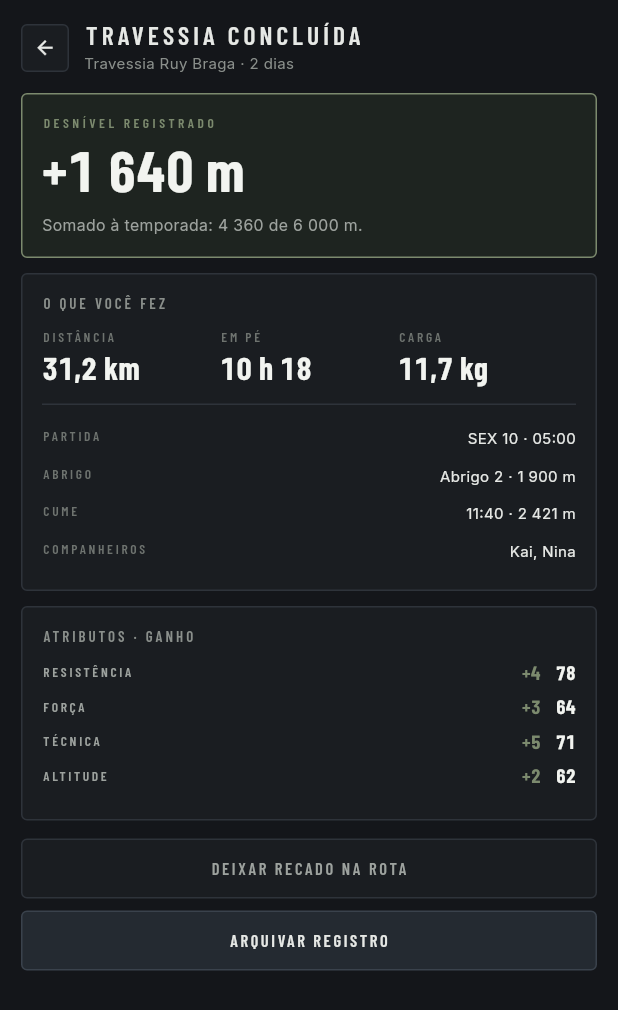
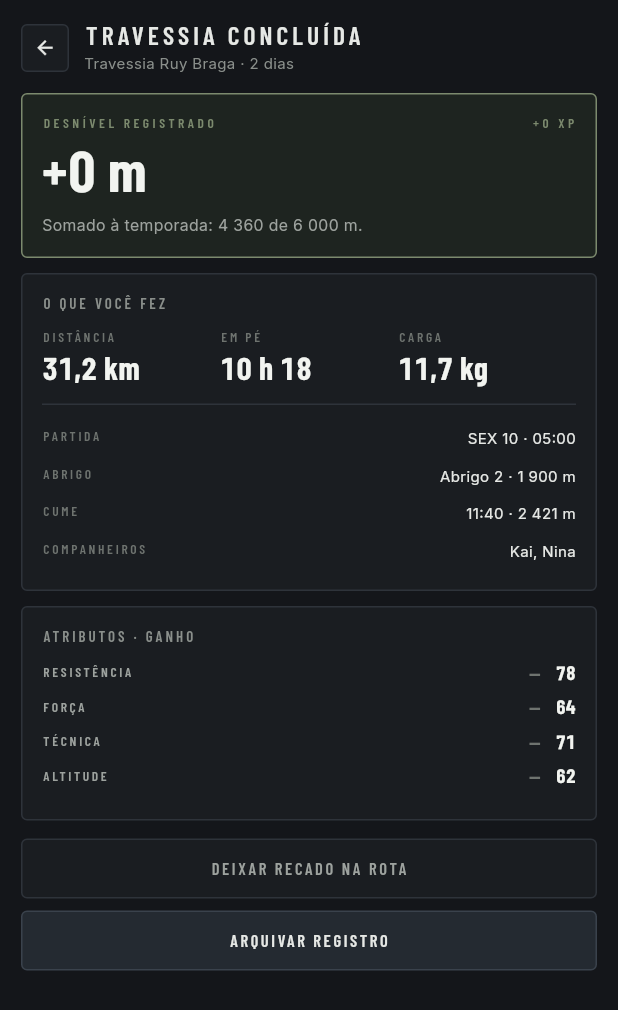
Before and after one commit to johnycristian2-dev/ascend-app, a Flutter app: the SummaryScreen widget shown alone on an empty page, opened directly, on a phone screen of 412 x 824 dp. Shown: the top 1010 px of the screen. Run offline on Flutter 3.47's test engine with Material 3 defaults, Android fonts, the phone set to English and light mode, and no system bars; our stand-ins replace audioplayers, cloud_firestore, firebase_auth, firebase_core, flutter_map, google_fonts and 1 more; missing offline and left inert: record; accounts and stored records are empty.

Commit message:
Show real XP/attribute gain on the post-trail summary
summary_screen.dart still showed a fixed, hand-written gain ("+1 640 m",
attribute deltas from a static [4,3,5,2] list in ExpeditionStateDeltas)
regardless of what finish() actually computed. Now finish() stores the
real gain (XP, elevation, per-attribute gains, whether this crossing set
a new altitude record) on ExpeditionState, and the summary screen reads
those instead of the leftover demo numbers.

- expedition_state.dart: new lastXpGain/lastElevGain/lastAttrGains/
  lastAltitudeRecord fields, populated in finish() from the same
  xpGanho/attrGains call already used to update xpTotal/attrs.
- summary_screen.dart: reads s.lastElevGain/s.lastXpGain/s.lastAttrGains/
  s.lastAltitudeRecord; removed the dead ExpeditionStateDeltas class.

flutter analyze: 0 issues. flutter test: 34/34 passing.

Co-Authored-By: Claude Sonnet 5 <noreply@anthropic.com>
Claude-Session: https://claude.ai/code/session_01VGNNVF32mX2ztSH5t8kDKf

```diff
--- a/lib/backend/state/expedition_state.dart
+++ b/lib/backend/state/expedition_state.dart
@@ -72,6 +72,13 @@ class ExpeditionState extends ChangeNotifier {
   /// a travessia de demonstração já em andamento (`baseM` em
   /// expedition_calculator.dart).
   int recordAltimetriaM = baseM;
+
+  /// Ganho real da ÚLTIMA travessia concluída (`finish()`), só para a
+  /// tela de resumo exibir — nunca persistido, nunca somado de novo.
+  int lastXpGain = 0;
+  int lastElevGain = 0;
+  AttrGains lastAttrGains = const AttrGains(0, 0, 0);
+  bool lastAltitudeRecord = false;
 
   String name = 'Jota';
   String baseName = 'São Bento do Sapucaí';
@@ -690,7 +697,8 @@ class ExpeditionState extends ChangeNotifier {
   void finish() {
     final c = core;
     final dificuldade = dificuldadeDe(trail);
-    xpTotal += xpGanho(km: c.km, m: c.m, dificuldade: dificuldade);
+    final xpGain = xpGanho(km: c.km, m: c.m, dificuldade: dificuldade);
+    xpTotal += xpGain;
 
     final gains = attrGains(km: c.km, m: c.m, tecnica: isTecnica(trail));
     final novoRecorde = c.m > recordAltimetriaM;
@@ -703,6 +711,13 @@ class ExpeditionState extends ChangeNotifier {
       if (novoRecorde) attrs[3].bump(3) else attrs[3],
     ];
     if (novoRecorde) recordAltimetriaM = c.m;
+
+    // Guardado só para a tela de resumo mostrar o ganho de verdade desta
+    // travessia, já que attrs/xpTotal acima já viraram o total acumulado.
+    lastXpGain = xpGain;
+    lastElevGain = c.m;
+    lastAttrGains = gains;
+    lastAltitudeRecord = novoRecorde;
 
     elev = (elev + c.m).clamp(0, elevGoal);
     pending = elev >= elevGoal;
--- a/lib/frontend/screens/summary_screen.dart
+++ b/lib/frontend/screens/summary_screen.dart
@@ -28,9 +28,16 @@ class SummaryScreen extends StatelessWidget {
                 child: Column(
                   crossAxisAlignment: CrossAxisAlignment.start,
                   children: [
+                    Row(
+                      mainAxisAlignment: MainAxisAlignment.spaceBetween,
+                      children: [
                         const AppLabel('DESNÍVEL REGISTRADO', color: AppColors.green, size: 9, tracking: 0.26),
+                        AppLabel('+${s.lastXpGain} XP', color: AppColors.green, size: 9, tracking: 0.26),
+                      ],
+                    ),
                     const SizedBox(height: 8),
-                    Text('+1 640 m', style: AppTypography.num(size: 38, color: AppColors.textStrong)),
+                    Text('+${fmtMil(s.lastElevGain)} m',
+                        style: AppTypography.num(size: 38, color: AppColors.textStrong)),
                     const SizedBox(height: 10),
                     Text(
                       s.pending
@@ -72,18 +79,31 @@ class SummaryScreen extends StatelessWidget {
                   children: [
                     const AppLabel('ATRIBUTOS · GANHO'),
                     const SizedBox(height: 12),
-                    ...List.generate(s.attrs.length, (i) => Padding(
+                    ...List.generate(s.attrs.length, (i) {
+                      // Ganho real desta travessia (ver finish() em
+                      // expedition_state.dart) — altitude é um recorde, só
+                      // bate quando ESTA travessia superou o melhor já feito.
+                      final delta = switch (i) {
+                        0 => s.lastAttrGains.resistencia,
+                        1 => s.lastAttrGains.forca,
+                        2 => s.lastAttrGains.tecnica,
+                        _ => s.lastAltitudeRecord ? 3 : 0,
+                      };
+                      return Padding(
                         padding: const EdgeInsets.only(bottom: 10),
                         child: Row(
                           children: [
                             Expanded(child: AppLabel(s.attrs[i].nome, color: AppColors.text2, size: 9)),
-                              Text('+${ExpeditionStateDeltas.of(i)}',
-                                  style: AppTypography.num(size: 13, color: AppColors.green)),
+                            Text(delta > 0 ? '+$delta' : '—',
+                                style: AppTypography.num(
+                                    size: 13,
+                                    color: delta > 0 ? AppColors.green : AppColors.dim)),
                             const SizedBox(width: 10),
                             Text('${s.attrs[i].val}', style: AppTypography.num(size: 13)),
                           ],
                         ),
-                        )),
+                      );
+                    }),
                   ],
                 ),
               ),
@@ -171,8 +191,3 @@ class SummaryScreen extends StatelessWidget {
     );
   }
 }
-
-/// Ganho fixo por atributo, espelhando o protótipo.
-class ExpeditionStateDeltas {
-  static int of(int i) => const [4, 3, 5, 2][i];
-}
```
Lines whose indentation alone changed are shown as unchanged.
